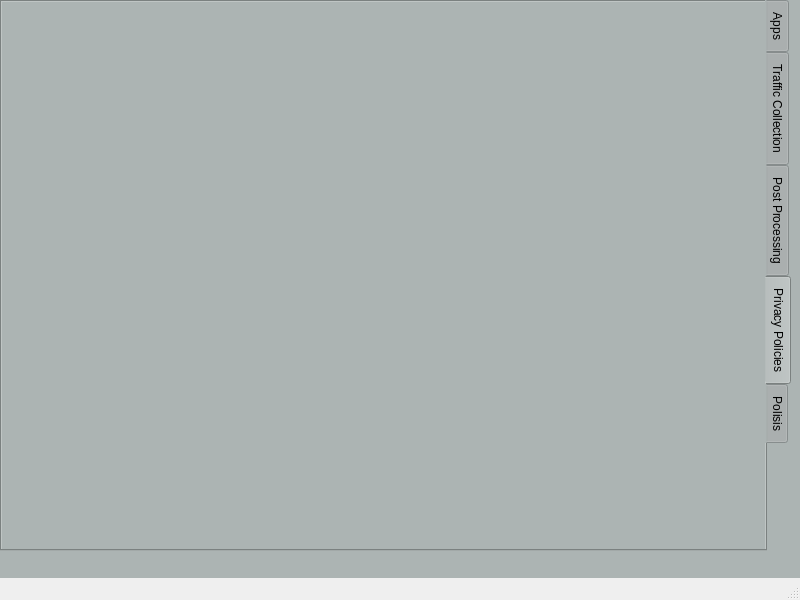
Qt form gui/mainwindow.ui (RyanRio/OVRseen) before a commit.
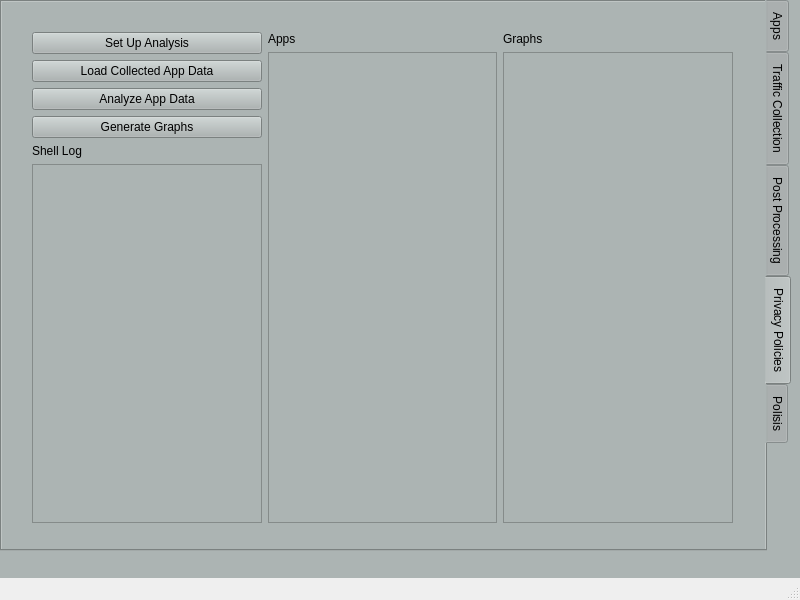
The same form after that commit. The open tabs and pages were chosen to show the change.

Commit message: add privacy policy ui:

Patch:
```diff
--- a/gui/mainwindow.ui
+++ b/gui/mainwindow.ui
@@ -367,6 +367,88 @@
         <attribute name="title">
          <string>Privacy Policies</string>
         </attribute>
+        <widget class="QWidget" name="horizontalLayoutWidget_3">
+         <property name="geometry">
+          <rect>
+           <x>30</x>
+           <y>30</y>
+           <width>701</width>
+           <height>491</height>
+          </rect>
+         </property>
+         <layout class="QHBoxLayout" name="horizontalLayout_2">
+          <item>
+           <layout class="QVBoxLayout" name="verticalLayout_4">
+            <item>
+             <widget class="QPushButton" name="pushButton_6">
+              <property name="text">
+               <string>Set Up Analysis</string>
+              </property>
+             </widget>
+            </item>
+            <item>
+             <widget class="QPushButton" name="pushButton_5">
+              <property name="text">
+               <string>Load Collected App Data</string>
+              </property>
+             </widget>
+            </item>
+            <item>
+             <widget class="QPushButton" name="pushButton_7">
+              <property name="text">
+               <string>Analyze App Data</string>
+              </property>
+             </widget>
+            </item>
+            <item>
+             <widget class="QPushButton" name="pushButton_4">
+              <property name="text">
+               <string>Generate Graphs</string>
+              </property>
+             </widget>
+            </item>
+            <item>
+             <widget class="QLabel" name="label_4">
+              <property name="text">
+               <string>Shell Log</string>
+              </property>
+             </widget>
+            </item>
+            <item>
+             <widget class="QPlainTextEdit" name="plainTextEdit"/>
+            </item>
+           </layout>
+          </item>
+          <item>
+           <layout class="QVBoxLayout" name="verticalLayout_5">
+            <item>
+             <widget class="QLabel" name="label_5">
+              <property name="text">
+               <string>Apps</string>
+              </property>
+             </widget>
+            </item>
+            <item>
+             <widget class="QListWidget" name="listWidget_2"/>
+            </item>
+           </layout>
+          </item>
+          <item>
+           <layout class="QVBoxLayout" name="verticalLayout_6">
+            <item>
+             <widget class="QLabel" name="label_6">
+              <property name="text">
+               <string>Graphs</string>
+              </property>
+             </widget>
+            </item>
+            <item>
+             <widget class="QListWidget" name="listWidget"/>
+            </item>
+           </layout>
+          </item>
+         </layout>
+        </widget>
        </widget>
        <widget class="QWidget" name="d_polisis">
         <attribute name="title">
```
Left out of the diff: 33 changed lines with no effect on the pictures.
